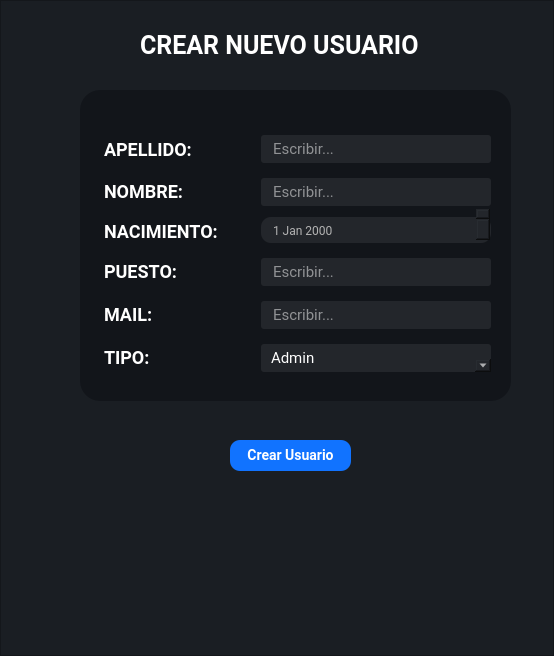
Qt form Interfaces/main/create_user.ui (juanignaciocansillieri/Proyecto-Final) before a commit.
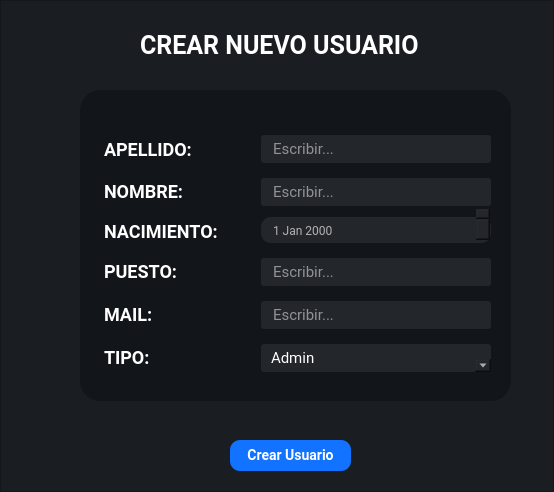
The same form after that commit.

```diff
--- a/Interfaces/main/create_user.ui
+++ b/Interfaces/main/create_user.ui
@@ -7,7 +7,7 @@
     <x>0</x>
     <y>0</y>
     <width>554</width>
-    <height>656</height>
+    <height>492</height>
    </rect>
   </property>
   <property name="minimumSize">
@@ -18,8 +18,8 @@
   </property>
   <property name="maximumSize">
    <size>
-    <width>700</width>
-    <height>700</height>
+    <width>554</width>
+    <height>492</height>
    </size>
   </property>
   <property name="windowTitle">
```
